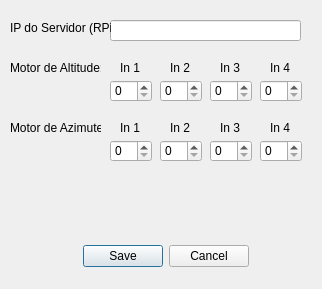
Old version of the form config/config_ui.ui in the repository teuxsd16/telescopioRpi.
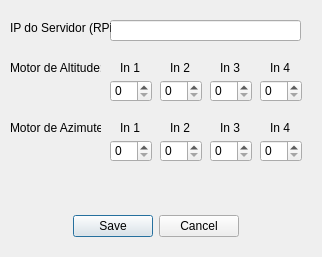
New version of the form.

Commit message: adicionados arquivos para configuração do servidor e dos motores

Patch:
```diff
--- a/config/config_ui.ui
+++ b/config/config_ui.ui
@@ -7,7 +7,7 @@
     <x>0</x>
     <y>0</y>
     <width>322</width>
-    <height>289</height>
+    <height>257</height>
    </rect>
   </property>
   <property name="windowTitle">
@@ -16,8 +16,8 @@
   <widget class="QDialogButtonBox" name="buttonBox">
    <property name="geometry">
     <rect>
-     <x>30</x>
-     <y>240</y>
+     <x>20</x>
+     <y>210</y>
      <width>271</width>
      <height>32</height>
     </rect>
```
The commit also changes 1 other file.
